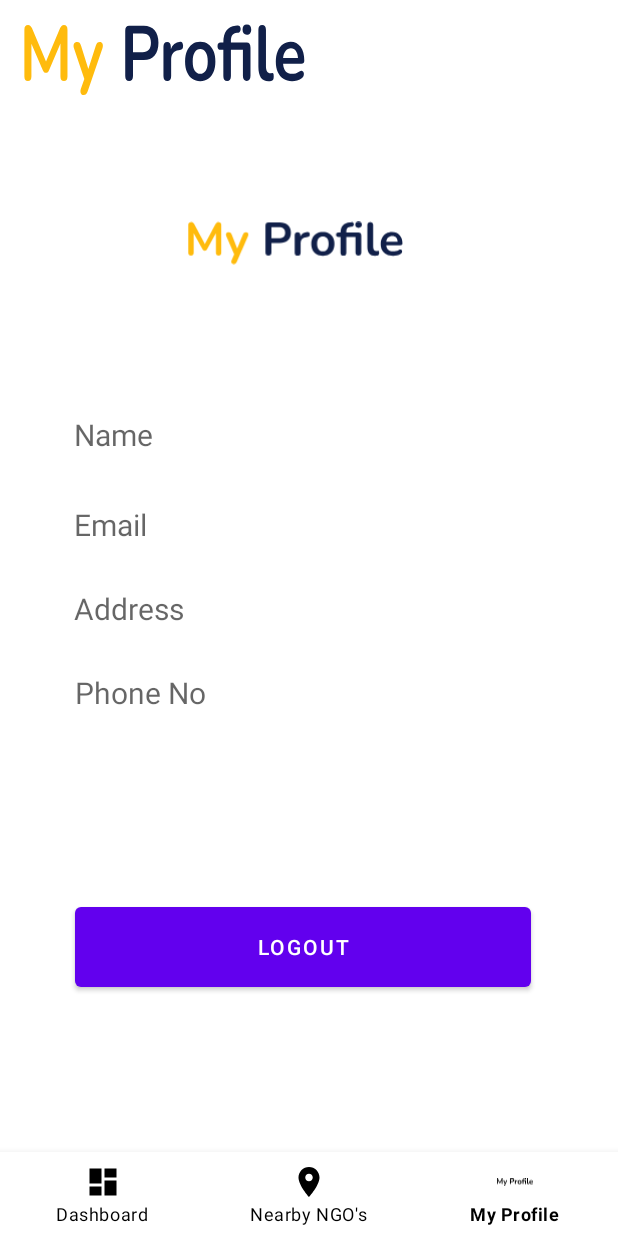
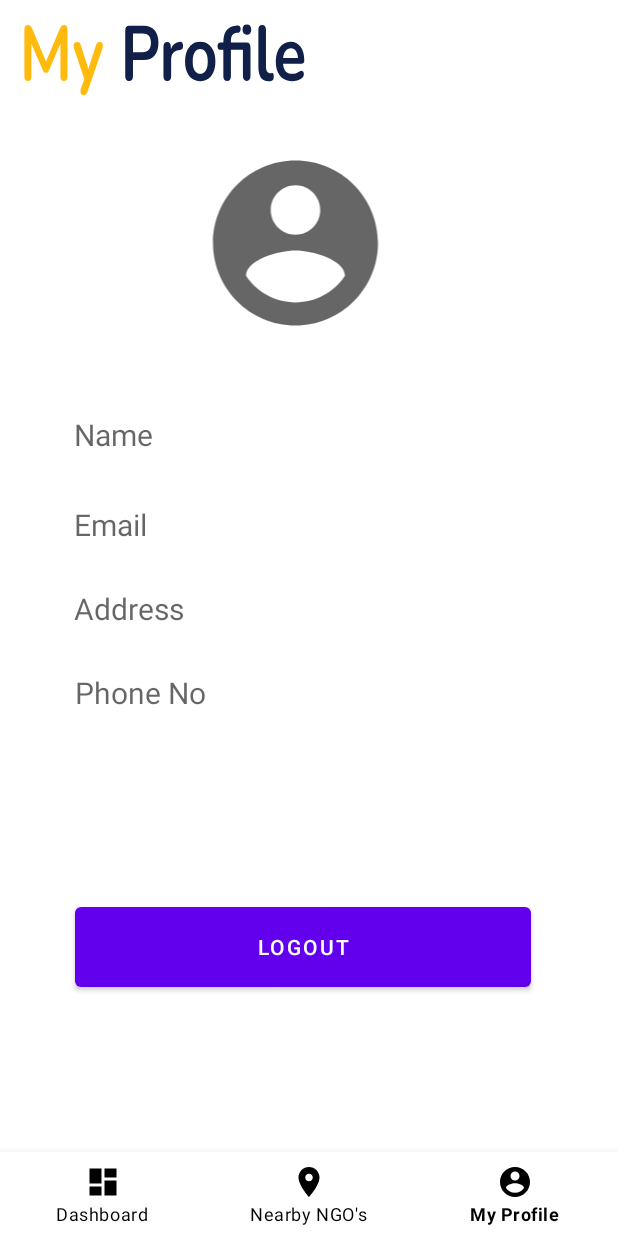
Before and after one commit to Parth-Pitrubhakta/HackSVIT, an Android app: the MainActivity screen opened directly, with no data from a screen before it, item 3 of the bottom bar chosen, on a phone screen of 412 x 824 dp. Run offline under Robolectric (Android 15) with nearby library versions, the phone set to English and light mode, and no system bars; our stand-ins replace Firebase (no records; nobody signed in at launch, a user with empty details on screens opened directly); 4 statements that could not run were skipped.

Commit message:
minor changes

```diff
--- a/app/src/main/res/layout/fragment_my_account.xml
+++ b/app/src/main/res/layout/fragment_my_account.xml
@@ -25,7 +25,7 @@
             android:layout_width="143dp"
             android:layout_height="132dp"
             android:layout_marginTop="32dp"
-            android:src="@drawable/ic_my_profile"
+            android:src="@drawable/ic_baseline_profile_circle"
             app:layout_constraintEnd_toEndOf="parent"
             app:layout_constraintHorizontal_bias="0.466"
             app:layout_constraintStart_toStartOf="parent"
--- a/app/src/main/res/menu/btm_nav_menu.xml
+++ b/app/src/main/res/menu/btm_nav_menu.xml
@@ -13,6 +13,6 @@
     <item
         android:id="@+id/page_3"
         android:enabled="true"
-        android:icon="@drawable/ic_my_profile"
+        android:icon="@drawable/ic_baseline_profile_circle"
         android:title="My Profile"/>
 </menu>
```
